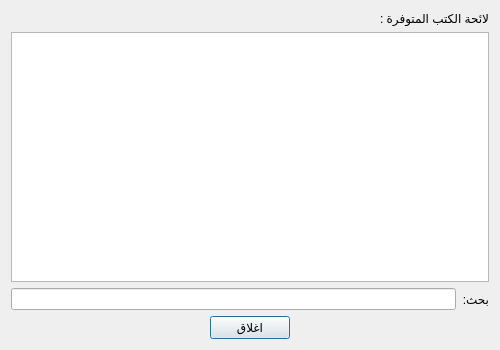
Qt form src/bookslistbrowser.ui (boussouira/moltaqa) before a commit.
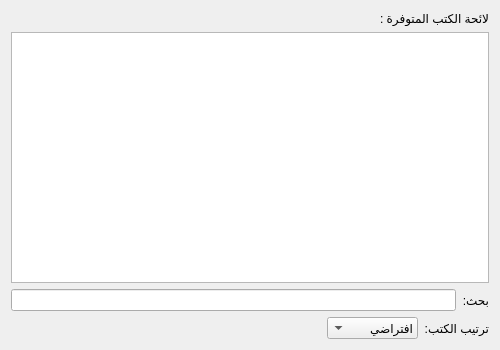
The same form after that commit.

What changed in the file:
```diff
--- a/src/bookslistbrowser.ui
+++ b/src/bookslistbrowser.ui
@@ -51,29 +51,34 @@
    <item>
     <layout class="QHBoxLayout" name="horizontalLayout">
      <item>
-      <spacer name="horizontalSpacer_2">
-       <property name="orientation">
-        <enum>Qt::Horizontal</enum>
+      <widget class="QLabel" name="label_3">
+       <property name="text">
+        <string>ترتيب الكتب:</string>
        </property>
-       <property name="sizeHint" stdset="0">
-        <size>
-         <width>40</width>
-         <height>20</height>
-        </size>
-       </property>
-      </spacer>
+      </widget>
      </item>
      <item>
-      <widget class="QPushButton" name="pushButton">
-       <property name="maximumSize">
-        <size>
-         <width>93</width>
-         <height>27</height>
-        </size>
-       </property>
-       <property name="text">
-        <string>اغلاق</string>
-       </property>
+      <widget class="QComboBox" name="comboBox">
+       <item>
+        <property name="text">
+         <string>افتراضي</string>
+        </property>
+       </item>
+       <item>
+        <property name="text">
+         <string>اسم الكتاب</string>
+        </property>
+       </item>
+       <item>
+        <property name="text">
+         <string>المؤلف</string>
+        </property>
+       </item>
+       <item>
+        <property name="text">
+         <string>وفاة المؤلف</string>
+        </property>
+       </item>
       </widget>
      </item>
      <item>
```
